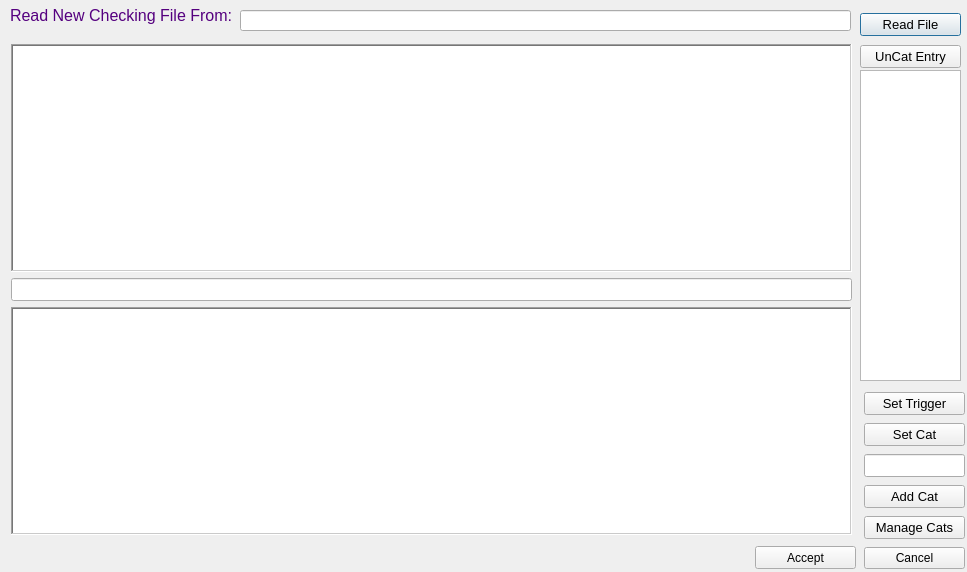
Above: readcheckfile.ui from n6nq/checking before the change. Below: the same form after it.
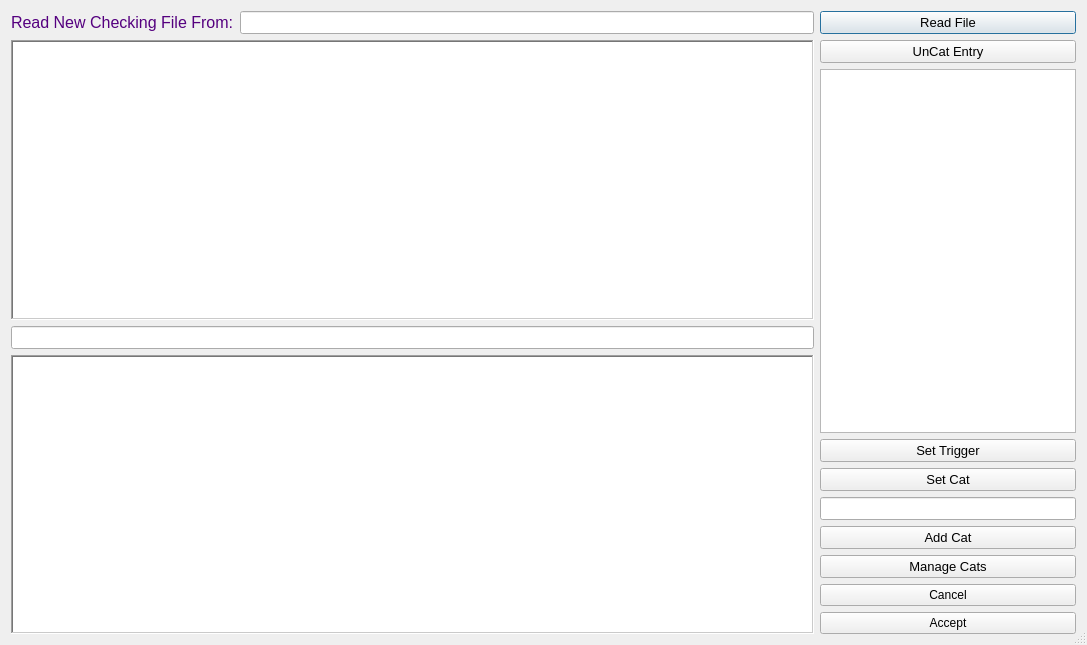
That is the form after the change.

Commit message: Added correct re-sizing to main, managecatergories and readcheckfile dialogs.  More to do.

The edit to the form file:
```diff
--- a/readcheckfile.ui
+++ b/readcheckfile.ui
@@ -9,44 +9,41 @@
    <rect>
     <x>0</x>
     <y>0</y>
-    <width>967</width>
-    <height>572</height>
+    <width>1087</width>
+    <height>645</height>
    </rect>
   </property>
   <property name="maximumSize">
    <size>
-    <width>967</width>
-    <height>585</height>
+    <width>40000</width>
+    <height>40000</height>
    </size>
   </property>
   <property name="windowTitle">
    <string>Dialog</string>
   </property>
+  <property name="sizeGripEnabled">
+   <bool>true</bool>
+  </property>
   <property name="modal">
    <bool>true</bool>
   </property>
+  <layout class="QHBoxLayout" name="horizontalLayout_3">
+   <item>
+    <layout class="QHBoxLayout" name="horizontalLayout_2" stretch="1,0">
+     <item>
+      <layout class="QVBoxLayout" name="verticalLayout_5" stretch="0,1">
+       <item>
+        <layout class="QHBoxLayout" name="horizontalLayout">
+         <item>
   <widget class="QLabel" name="label">
-   <property name="geometry">
-    <rect>
-     <x>10</x>
-     <y>0</y>
-     <width>221</width>
-     <height>31</height>
-    </rect>
-   </property>
    <property name="text">
     <string>&lt;html&gt;&lt;head/&gt;&lt;body&gt;&lt;p&gt;&lt;span style=&quot; font-size:12pt; color:#55007f;&quot;&gt;Read New Checking File From:&lt;/span&gt;&lt;/p&gt;&lt;/body&gt;&lt;/html&gt;</string>
    </property>
   </widget>
+         </item>
+         <item>
   <widget class="QLineEdit" name="filePathEdit">
-   <property name="geometry">
-    <rect>
-     <x>240</x>
-     <y>10</y>
-     <width>611</width>
-     <height>21</height>
-    </rect>
-   </property>
    <property name="font">
     <font>
      <pointsize>10</pointsize>
@@ -56,37 +53,14 @@
     <string>Path to check file that was read.</string>
    </property>
   </widget>
-  <widget class="QListWidget" name="listCategories">
-   <property name="geometry">
-    <rect>
-     <x>860</x>
-     <y>70</y>
-     <width>101</width>
-     <height>311</height>
-    </rect>
-   </property>
-   <property name="font">
-    <font>
-     <pointsize>10</pointsize>
-    </font>
-   </property>
-   <property name="toolTip">
-    <string>&lt;html&gt;&lt;head/&gt;&lt;body&gt;&lt;p&gt;List of currently defined categories. Select an entry from the Uncategorized list. Optionally select a unique string in the line edit above, then select a category from the list at the right and click Set Cat.&lt;/p&gt;&lt;/body&gt;&lt;/html&gt;</string>
-   </property>
-   <property name="sortingEnabled">
-    <bool>true</bool>
-   </property>
-  </widget>
-  <widget class="QWidget" name="layoutWidget">
-   <property name="geometry">
-    <rect>
-     <x>11</x>
-     <y>44</y>
-     <width>841</width>
-     <height>491</height>
-    </rect>
-   </property>
-   <layout class="QVBoxLayout" name="verticalLayout">
+         </item>
+        </layout>
+       </item>
+       <item>
+        <layout class="QVBoxLayout" name="verticalLayout" stretch="1,0,1">
+         <property name="sizeConstraint">
+          <enum>QLayout::SetMaximumSize</enum>
+         </property>
     <item>
      <widget class="QListWidget" name="listCategorized">
       <property name="font">
@@ -158,16 +132,15 @@
      </widget>
     </item>
    </layout>
-  </widget>
-  <widget class="QWidget" name="layoutWidget">
-   <property name="geometry">
-    <rect>
-     <x>860</x>
-     <y>10</y>
-     <width>101</width>
-     <height>61</height>
-    </rect>
-   </property>
+       </item>
+      </layout>
+     </item>
+     <item>
+      <layout class="QVBoxLayout" name="verticalLayout_4" stretch="0,1,0">
+       <property name="sizeConstraint">
+        <enum>QLayout::SetMaximumSize</enum>
+       </property>
+       <item>
    <layout class="QVBoxLayout" name="verticalLayout_3">
     <item>
      <widget class="QPushButton" name="btnReadCheckFile">
@@ -197,29 +170,23 @@
      </widget>
     </item>
    </layout>
-  </widget>
-  <widget class="QPushButton" name="btnAccept">
-   <property name="geometry">
-    <rect>
-     <x>755</x>
-     <y>546</y>
-     <width>101</width>
-     <height>23</height>
-    </rect>
-   </property>
-   <property name="text">
-    <string>Accept</string>
-   </property>
-  </widget>
-  <widget class="QWidget" name="layoutWidget">
-   <property name="geometry">
-    <rect>
-     <x>864</x>
-     <y>390</y>
-     <width>101</width>
-     <height>181</height>
-    </rect>
-   </property>
+       </item>
+       <item>
+        <widget class="QListWidget" name="listCategories">
+         <property name="font">
+          <font>
+           <pointsize>10</pointsize>
+          </font>
+         </property>
+         <property name="toolTip">
+          <string>&lt;html&gt;&lt;head/&gt;&lt;body&gt;&lt;p&gt;List of currently defined categories. Select an entry from the Uncategorized list. Optionally select a unique string in the line edit above, then select a category from the list at the right and click Set Cat.&lt;/p&gt;&lt;/body&gt;&lt;/html&gt;</string>
+         </property>
+         <property name="sortingEnabled">
+          <bool>true</bool>
+         </property>
+        </widget>
+       </item>
+       <item>
    <layout class="QVBoxLayout" name="verticalLayout_2">
     <item>
      <widget class="QPushButton" name="btnSetTrigger">
@@ -300,8 +267,20 @@
       </property>
      </widget>
     </item>
-   </layout>
-  </widget>
+         <item>
+          <widget class="QPushButton" name="btnAccept">
+           <property name="text">
+            <string>Accept</string>
+           </property>
+          </widget>
+         </item>
+        </layout>
+       </item>
+      </layout>
+     </item>
+    </layout>
+   </item>
+  </layout>
   <action name="actionDone">
    <property name="text">
     <string>Done</string>
```
Lines whose indentation alone changed are shown as unchanged. The commit also changes 7 other files.
